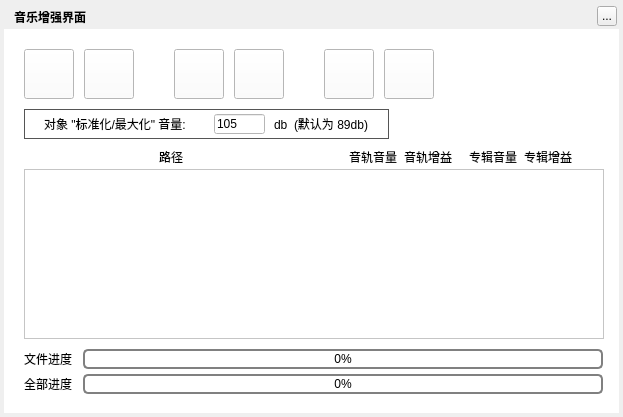
This is TTKModule/TTKWidget/musicUiKits/musicToolsetsKits/musicvolumegainwidget.ui in Greedysky/TTKMusicPlayer as Qt 5 draws it before an edit. The edited form follows.
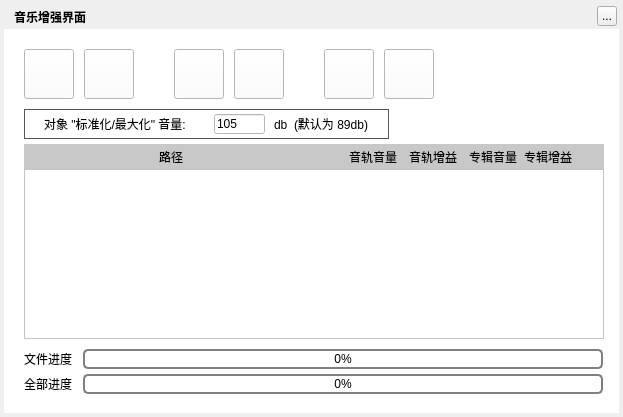
This is the edited form. Custom widgets are drawn as their Qt base class.

Commit message: refactor: Resize widget[019579]

```diff
--- a/TTKModule/TTKWidget/musicUiKits/musicToolsetsKits/musicvolumegainwidget.ui
+++ b/TTKModule/TTKWidget/musicUiKits/musicToolsetsKits/musicvolumegainwidget.ui
@@ -312,11 +312,14 @@
     <property name="text">
      <string>音轨音量</string>
     </property>
+    <property name="alignment">
+     <set>Qt::AlignLeading|Qt::AlignLeft|Qt::AlignVCenter</set>
+    </property>
    </widget>
    <widget class="QLabel" name="label_7">
     <property name="geometry">
      <rect>
-      <x>400</x>
+      <x>405</x>
       <y>115</y>
       <width>55</width>
       <height>25</height>
@@ -325,6 +328,9 @@
     <property name="text">
      <string>音轨增益</string>
     </property>
+    <property name="alignment">
+     <set>Qt::AlignLeading|Qt::AlignLeft|Qt::AlignVCenter</set>
+    </property>
    </widget>
    <widget class="QLabel" name="label_8">
     <property name="geometry">
@@ -338,6 +344,9 @@
     <property name="text">
      <string>专辑增益</string>
     </property>
+    <property name="alignment">
+     <set>Qt::AlignLeading|Qt::AlignLeft|Qt::AlignVCenter</set>
+    </property>
    </widget>
    <widget class="QLabel" name="label_9">
     <property name="geometry">
@@ -351,6 +360,25 @@
     <property name="text">
      <string>专辑音量</string>
     </property>
+    <property name="alignment">
+     <set>Qt::AlignLeading|Qt::AlignLeft|Qt::AlignVCenter</set>
+    </property>
+   </widget>
+   <widget class="QLabel" name="label_10">
+    <property name="geometry">
+     <rect>
+      <x>20</x>
+      <y>115</y>
+      <width>580</width>
+      <height>25</height>
+     </rect>
+    </property>
+    <property name="styleSheet">
+     <string notr="true">background:rgb(200, 200, 200)</string>
+    </property>
+    <property name="text">
+     <string/>
+    </property>
    </widget>
    <zorder>addFileButton</zorder>
    <zorder>addFilesButton</zorder>
@@ -361,15 +389,16 @@
    <zorder>progressBar</zorder>
    <zorder>progressBarAll</zorder>
    <zorder>groupBox</zorder>
-   <zorder>label_3</zorder>
-   <zorder>label_4</zorder>
    <zorder>functionBottomLabel</zorder>
    <zorder>tableWidget</zorder>
-   <zorder>label_5</zorder>
+   <zorder>label_10</zorder>
+   <zorder>label_9</zorder>
    <zorder>label_6</zorder>
+   <zorder>label_5</zorder>
+   <zorder>label_3</zorder>
+   <zorder>label_4</zorder>
    <zorder>label_7</zorder>
    <zorder>label_8</zorder>
-   <zorder>label_9</zorder>
   </widget>
   <zorder>background</zorder>
   <zorder>backgroundMask</zorder>
```
The commit also changes 6 other files.
